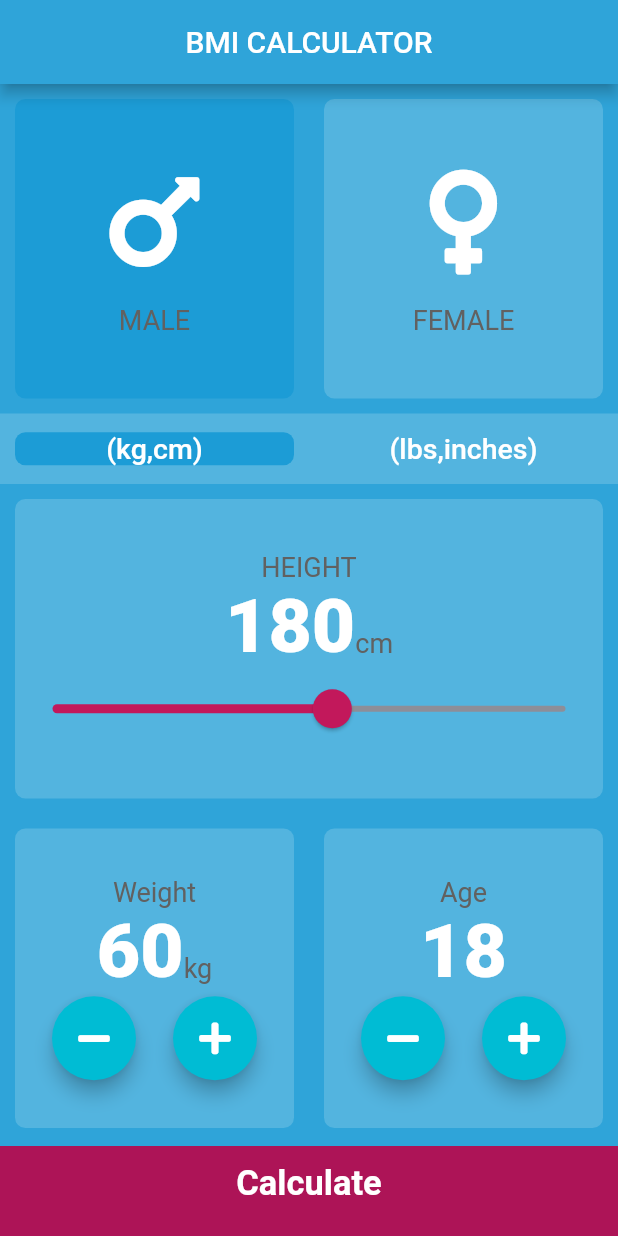
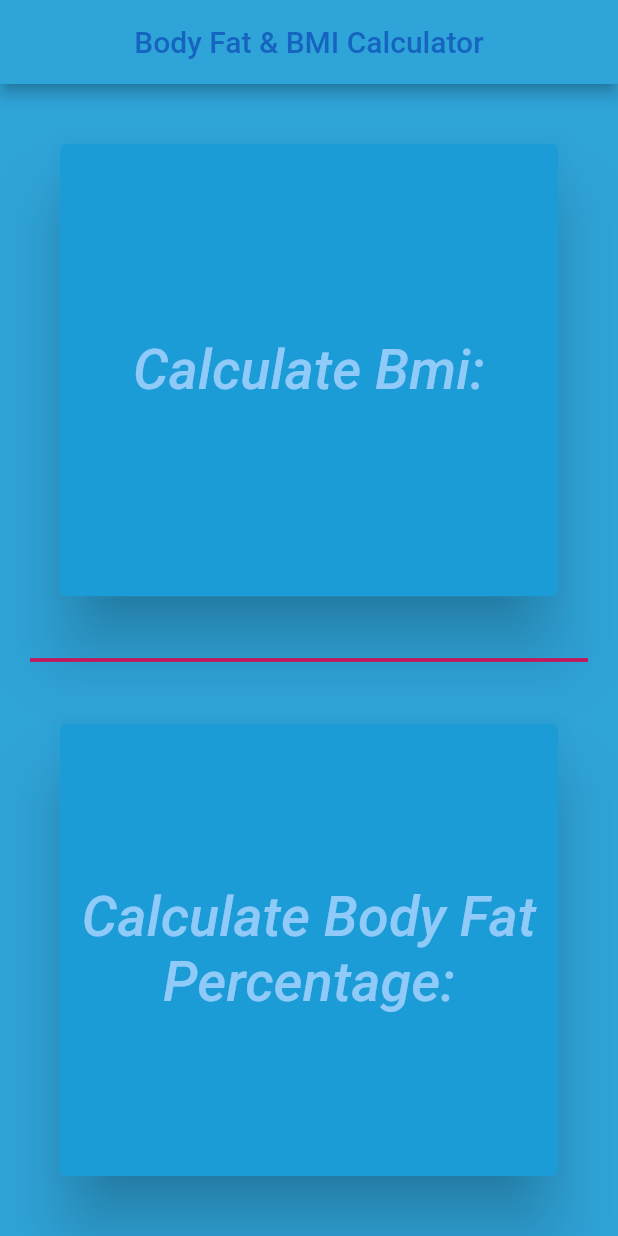
Before and after one commit to AnomDevgun/AppDev, a Flutter app: the screen it shows after launch, on a phone screen of 412 x 824 dp. Run offline on Flutter 3.47's test engine with Material 2 defaults, Android fonts, the phone set to English and light mode, and no system bars; our stand-ins replace audioplayers, font_awesome_flutter, rflutter_alert.

Commit message:
Added and working on BodyFat functionality.

```diff
--- a/bmi-calculator/lib/constants.dart
+++ b/bmi-calculator/lib/constants.dart
@@ -50,3 +50,14 @@ const kBMITextStyle = TextStyle(
 const kBodyTextStyle = TextStyle(
   fontSize: 20,
 );
+
+const kLandingPageStyle = TextStyle(
+  fontSize: 37.0,
+  fontWeight: FontWeight.w500,
+  color: Color(0xFF90caf9),
+  fontStyle: FontStyle.italic,
+);
+
+const kAppBarStyle = TextStyle(
+  color: Color(0xFF1565c0),
+);
--- a/bmi-calculator/lib/main.dart
+++ b/bmi-calculator/lib/main.dart
@@ -2,7 +2,9 @@
 //const cant have access beyond runtime
 
 import 'package:flutter/material.dart';
-import 'screens/input_page.dart';
+import 'screens/bmiinput_page.dart';
+import 'screens/landing_page.dart';
+import 'screens/bodyfat_page.dart';
 
 void main() => runApp(BMICalculator());
 
@@ -10,14 +12,19 @@ class BMICalculator extends StatelessWidget {
   @override
   Widget build(BuildContext context) {
     return MaterialApp(
-      title: 'BMI Calculator',
+      title: 'Body Fat/BMI Calculator',
       debugShowCheckedModeBanner: false,
       theme: ThemeData.dark().copyWith(
         primaryColor: Color(0xFF2FA4D9),
         accentColor: Color(0xFF404040),
         scaffoldBackgroundColor: Color(0xFF2FA4D9),
       ),
-      home: InputPage(),
+      initialRoute: '/landingpage',
+      routes: {
+        '/landingpage': (context) => LandingPage(),
+        '/bmi': (context) => InputPage(),
+        '/bodyfat': (context) => BodyFat(),
+      },
     );
   }
 }
--- a/bmi-calculator/lib/screens/input_page.dart
+++ b/bmi-calculator/lib/screens/bmiinput_page.dart
@@ -42,7 +42,10 @@ class _InputPageState extends State<InputPage> {
     return Scaffold(
       appBar: AppBar(
         centerTitle: true,
-        title: Text('BMI CALCULATOR'),
+        title: Text(
+          'BMI CALCULATOR',
+          style: kAppBarStyle,
+        ),
       ),
       body: Column(
         crossAxisAlignment: CrossAxisAlignment.stretch,
--- /dev/null
+++ b/bmi-calculator/lib/screens/bodyfat_page.dart
@@ -0,0 +1,22 @@
+import 'package:bmi_calculator/constants.dart';
+import 'package:flutter/material.dart';
+
+class BodyFat extends StatefulWidget {
+  @override
+  _BodyFatState createState() => _BodyFatState();
+}
+
+class _BodyFatState extends State<BodyFat> {
+  @override
+  Widget build(BuildContext context) {
+    return Scaffold(
+      appBar: AppBar(
+        centerTitle: true,
+        title: Text(
+          'Bodyfat Calculator',
+          style: kAppBarStyle,
+        ),
+      ),
+    );
+  }
+}
--- /dev/null
+++ b/bmi-calculator/lib/screens/landing_page.dart
@@ -0,0 +1,81 @@
+import 'package:bmi_calculator/constants.dart';
+import 'package:flutter/material.dart';
+import 'package:bmi_calculator/constants.dart';
+
+class LandingPage extends StatefulWidget {
+  @override
+  _LandingPageState createState() => _LandingPageState();
+}
+
+class _LandingPageState extends State<LandingPage> {
+  @override
+  Widget build(BuildContext context) {
+    return Scaffold(
+      appBar: AppBar(
+        title: Text(
+          'Body Fat & BMI Calculator',
+          style: kAppBarStyle,
+        ),
+        centerTitle: true,
+      ),
+      body: Column(
+        mainAxisAlignment: MainAxisAlignment.center,
+        crossAxisAlignment: CrossAxisAlignment.stretch,
+        children: <Widget>[
+          Expanded(
+            child: Card(
+              margin: EdgeInsets.all(40),
+              elevation: 20,
+              color: kActiveCardColor,
+              child: Column(
+                mainAxisAlignment: MainAxisAlignment.center,
+                children: <Widget>[
+                  GestureDetector(
+                    onTap: () {
+                      Navigator.pushNamed(context, '/bmi');
+                    },
+                    child: Text(
+                      'Calculate Bmi:',
+                      textAlign: TextAlign.center,
+                      style: kLandingPageStyle,
+                    ),
+                  ),
+                ],
+              ),
+            ),
+          ),
+          Divider(
+            color: Color(0xFFc2185b),
+            thickness: 2.5,
+            indent: 20,
+            endIndent: 20,
+            height: 5,
+          ),
+          Expanded(
+            child: Card(
+              color: kActiveCardColor,
+              elevation: 20,
+              margin: EdgeInsets.all(40),
+              child: Column(
+                mainAxisAlignment: MainAxisAlignment.center,
+                crossAxisAlignment: CrossAxisAlignment.stretch,
+                children: <Widget>[
+                  GestureDetector(
+                    onTap: () {
+                      Navigator.pushNamed(context, '/bodyfat');
+                    },
+                    child: Text(
+                      'Calculate Body Fat Percentage:',
+                      textAlign: TextAlign.center,
+                      style: kLandingPageStyle,
+                    ),
+                  ),
+                ],
+              ),
+            ),
+          ),
+        ],
+      ),
+    );
+  }
+}
--- a/bmi-calculator/lib/screens/results_page.dart
+++ b/bmi-calculator/lib/screens/results_page.dart
@@ -19,7 +19,10 @@ class ResultsPage extends StatelessWidget {
     return Scaffold(
       appBar: AppBar(
         centerTitle: true,
-        title: Text('BMI CALCULATOR'),
+        title: Text(
+          'Result',
+          style: kAppBarStyle,
+        ),
       ),
       body: Column(
         mainAxisAlignment: MainAxisAlignment.spaceEvenly,
@@ -39,7 +42,7 @@ class ResultsPage extends StatelessWidget {
           Expanded(
             flex: 5,
             child: ReusableCard(
-              colour: kActiveCardColor,
+              colour: Color(0xFF2196f3),
               cardChild: Column(
                 mainAxisAlignment: MainAxisAlignment.spaceEvenly,
                 crossAxisAlignment: CrossAxisAlignment.center,
```
Also changed, not shown: 1 other file.
